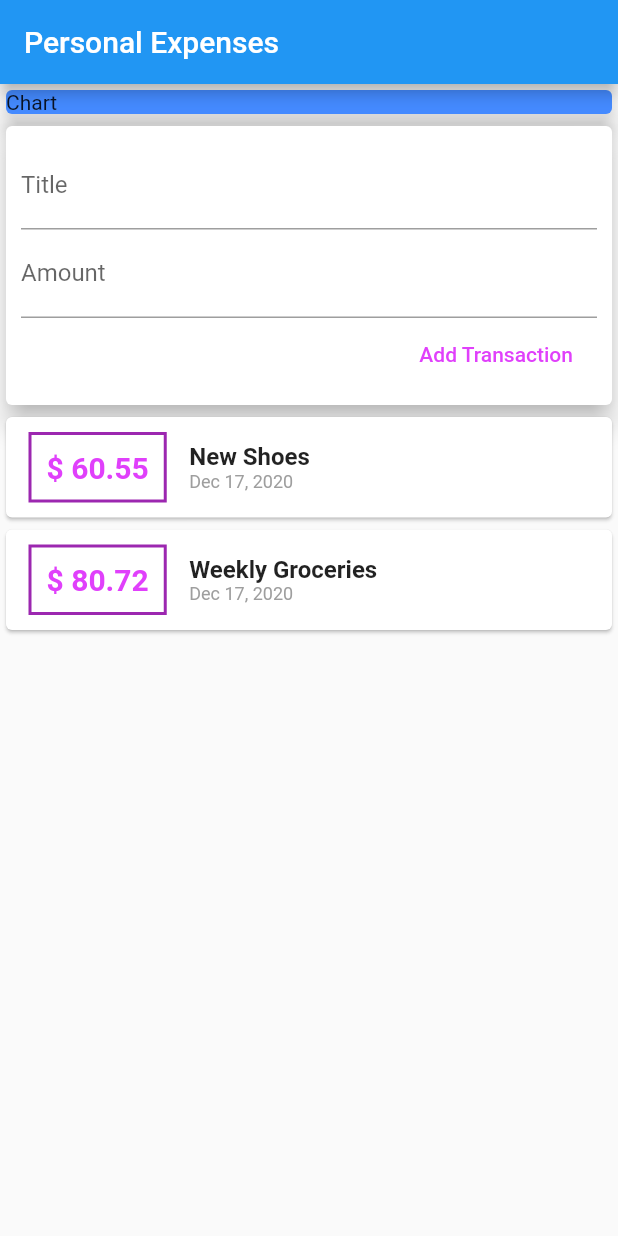
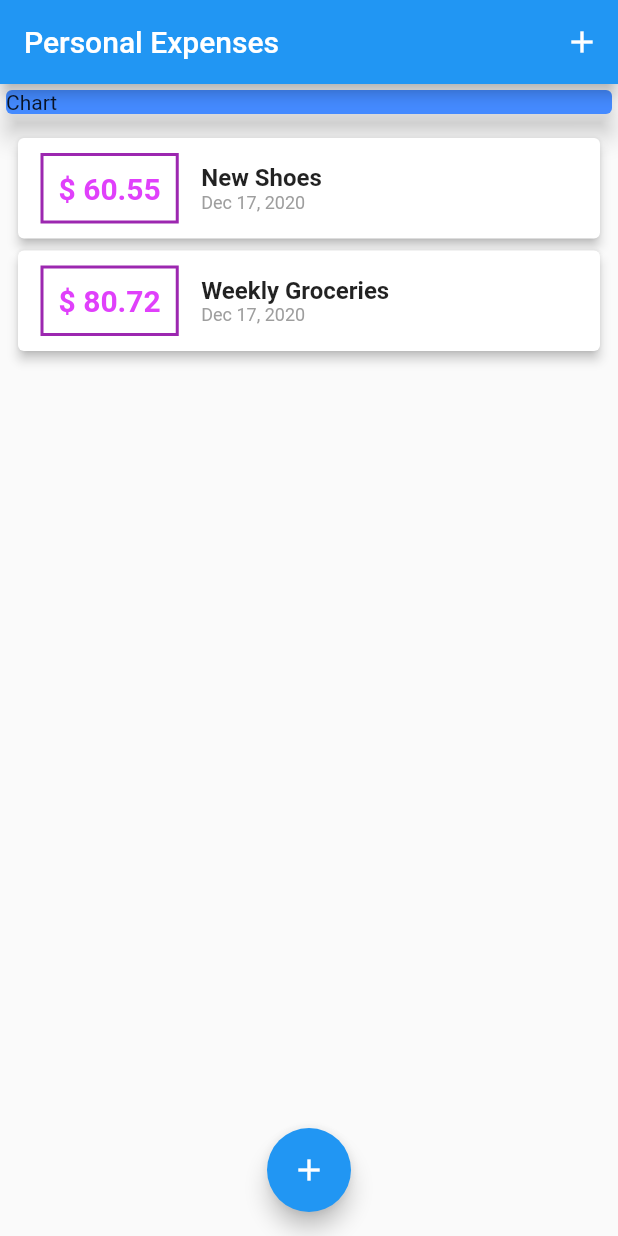
Before and after one commit to Ahmed-ElsayedIsmail/Flutter_personal_expenses_app, a Flutter app: the screen it shows after launch, on a phone screen of 412 x 824 dp. Run offline on Flutter 3.47's test engine with Material 2 defaults, Android fonts, the phone set to English and light mode, and no system bars.

Commit message:
Add buttons for new transaction

```diff
--- a/lib/main.dart
+++ b/lib/main.dart
@@ -1,7 +1,7 @@
 import 'package:flutter/material.dart';
+import './models/transaction.dart';
+import './widgets/new_transaction.dart';
 import './widgets/transaction_list.dart';
-import './widgets/new_transaction.dart';
-import './widgets/user_transactions.dart';
 
 void main() {
   runApp(MyApp());
@@ -17,17 +17,71 @@ class MyApp extends StatelessWidget {
   }
 }
 
-class MyHomePage extends StatelessWidget {
+class MyHomePage extends StatefulWidget {
   //String titleInput;
   //String amountInput;
 
+  @override
+  _MyHomePageState createState() => _MyHomePageState();
+}
+
+class _MyHomePageState extends State<MyHomePage> {
   final titleController = TextEditingController();
   final amountcontroller = TextEditingController();
+
+  final List<Transaction> _userTransactions = [
+    Transaction(
+      id: 't1',
+      title: 'New Shoes',
+      amount: 60.55,
+      date: DateTime.now(),
+    ),
+    Transaction(
+      id: 't2',
+      title: 'Weekly Groceries',
+      amount: 80.72,
+      date: DateTime.now(),
+    ),
+  ];
+
+  void _addNewTransaction(String txTitle, double txAmount) {
+    final newTx = Transaction(
+      title: txTitle,
+      amount: txAmount,
+      date: DateTime.now(),
+      id: DateTime.now().toString(),
+    );
+
+    setState(() {
+      _userTransactions.add(newTx);
+    });
+  }
+
+  void _startAddNewTransaction(BuildContext ctx) {
+    showModalBottomSheet(
+        context: ctx,
+        elevation: 7,
+        builder: (_bCtx) {
+          return GestureDetector(
+            onTap: () {},
+            behavior: HitTestBehavior.opaque,
+            child: NewTransaction(_addNewTransaction),
+          );
+        });
+  }
 
   @override
   Widget build(BuildContext context) {
     return Scaffold(
       appBar: AppBar(
+        actions: [
+          IconButton(
+            icon: Icon(Icons.add),
+            onPressed: () {
+              _startAddNewTransaction(context);
+            },
+          ),
+        ],
         title: Text('Personal Expenses'),
       ),
       body: SingleChildScrollView(
@@ -43,10 +97,19 @@ class MyHomePage extends StatelessWidget {
                 child: Text('Chart'),
               ),
             ),
-            UserTransactions(),
+            TransactionList(_userTransactions),
           ],
         ),
       ),
+      floatingActionButton: FloatingActionButton(
+        onPressed: () {
+          _startAddNewTransaction(context);
+        },
+        child: Icon(
+          Icons.add,
+        ),
+      ),
+      floatingActionButtonLocation: FloatingActionButtonLocation.centerFloat,
     );
   }
 }
--- a/lib/widgets/transaction_list.dart
+++ b/lib/widgets/transaction_list.dart
@@ -12,9 +12,11 @@ class TransactionList extends StatelessWidget {
     return Container(
       height: 300,
       child: ListView.builder(
+        padding: const EdgeInsets.all(8),
         itemCount: transactions.length,
         itemBuilder: (ctx, index) {
           return Card(
+            elevation: 3,
             child: Row(
               //mainAxisAlignment: MainAxisAlignment.start,
               children: [
--- a/lib/widgets/user_transactions.dart
+++ /dev/null
@@ -1,50 +0,0 @@
-import 'package:flutter/material.dart';
-
-import './new_transaction.dart';
-import './transaction_list.dart';
-import '../models/transaction.dart';
-
-class UserTransactions extends StatefulWidget {
-  @override
-  _UserTransactionsState createState() => _UserTransactionsState();
-}
-
-class _UserTransactionsState extends State<UserTransactions> {
-  final List<Transaction> _userTransactions = [
-    Transaction(
-      id: 't1',
-      title: 'New Shoes',
-      amount: 60.55,
-      date: DateTime.now(),
-    ),
-    Transaction(
-      id: 't2',
-      title: 'Weekly Groceries',
-      amount: 80.72,
-      date: DateTime.now(),
-    ),
-  ];
-
-  void _addNewTransaction(String txTitle, double txAmount) {
-    final newTx = Transaction(
-      title: txTitle,
-      amount: txAmount,
-      date: DateTime.now(),
-      id: DateTime.now().toString(),
-    );
-
-    setState(() {
-      _userTransactions.add(newTx);
-    });
-  }
-
-  @override
-  Widget build(BuildContext context) {
-    return Column(
-      children: [
-        NewTransaction(_addNewTransaction),
-        TransactionList(_userTransactions),
-      ],
-    );
-  }
-}
```
Also changed, not shown: lib/widgets/new_transaction.dart (+18 -9 lines).
